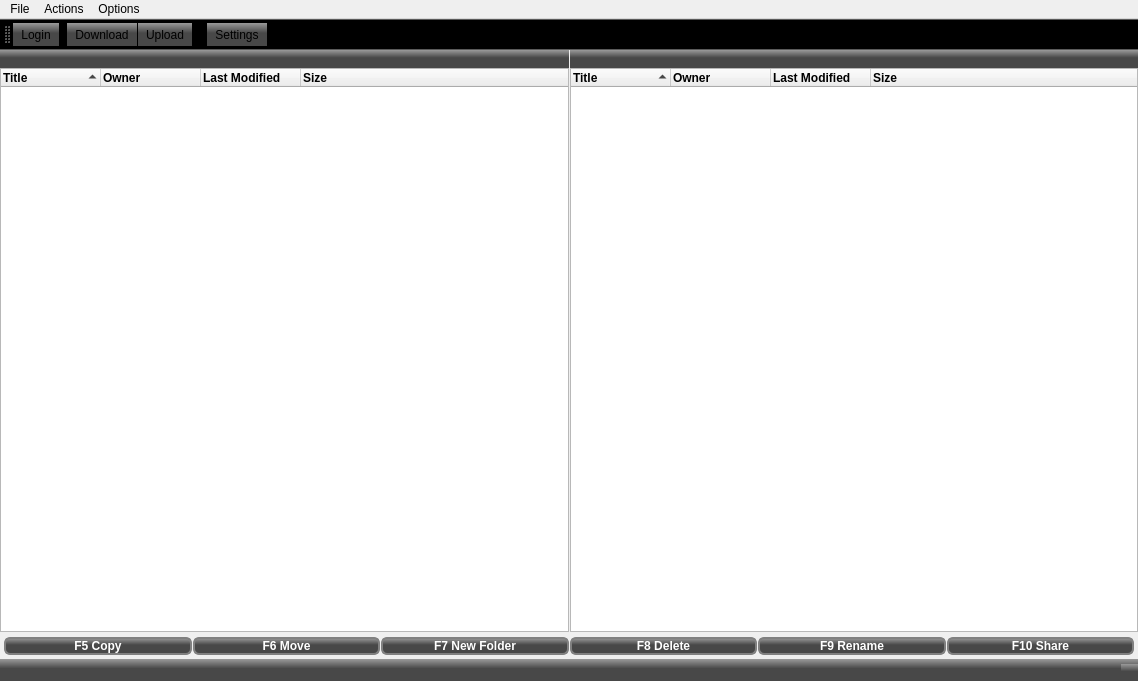
First picture: the form in gui/forms/mainwindow.ui, repository tranter/qt-google-drive, before the edit.
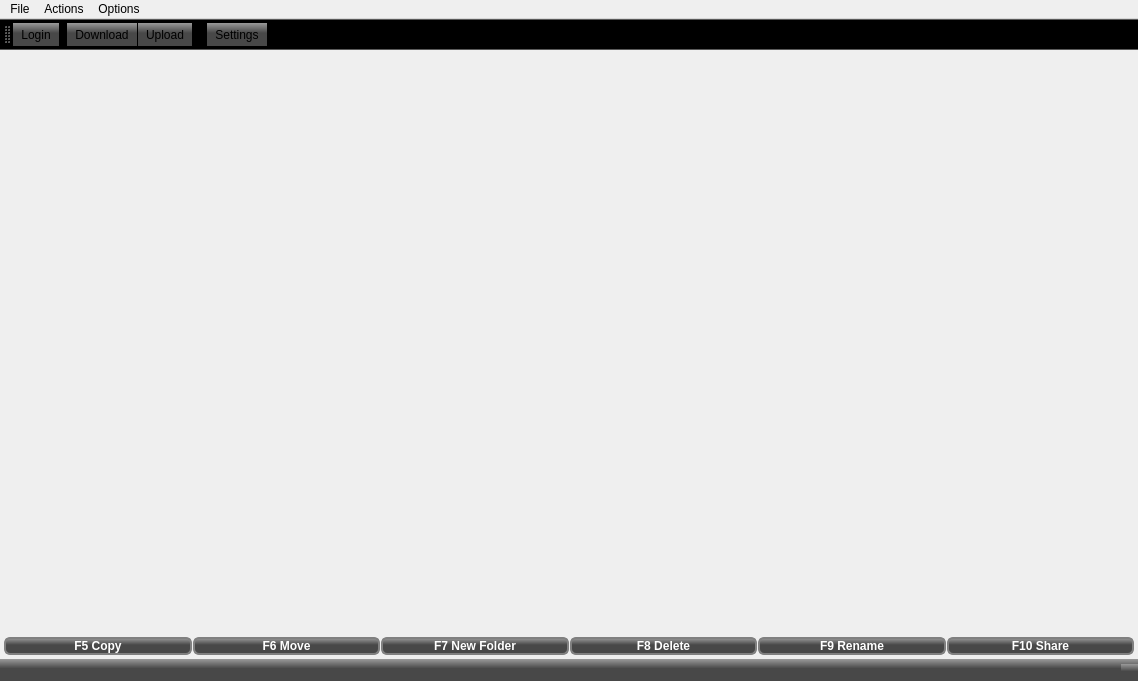
Second picture: the form after the edit. Icons and pictures are not drawn.

Commit message: file panel implementation and integration

```diff
--- a/gui/forms/mainwindow.ui
+++ b/gui/forms/mainwindow.ui
@@ -29,302 +29,51 @@
    <bool>false</bool>
   </property>
   <widget class="QWidget" name="centralWidget">
-   <layout class="QGridLayout" name="gridLayout">
-    <property name="margin">
+   <layout class="QHBoxLayout" name="horizontalLayout">
+    <property name="spacing">
      <number>0</number>
     </property>
-    <property name="spacing">
-     <number>1</number>
+    <property name="leftMargin">
+     <number>0</number>
     </property>
-    <item row="0" column="0" rowspan="2">
-     <layout class="QVBoxLayout" name="leftPanelVLayout" stretch="0,0">
-      <property name="spacing">
+    <property name="topMargin">
        <number>0</number>
       </property>
-      <item>
-       <widget class="QLabel" name="pathLabelLeft">
-        <property name="sizePolicy">
-         <sizepolicy hsizetype="Expanding" vsizetype="Preferred">
-          <horstretch>0</horstretch>
-          <verstretch>3</verstretch>
-         </sizepolicy>
-        </property>
-        <property name="minimumSize">
-         <size>
-          <width>0</width>
-          <height>18</height>
-         </size>
-        </property>
-        <property name="maximumSize">
-         <size>
-          <width>16777215</width>
-          <height>20</height>
-         </size>
-        </property>
-        <property name="font">
-         <font>
-          <family>Arial</family>
-          <pointsize>9</pointsize>
-          <weight>75</weight>
-          <bold>true</bold>
-         </font>
-        </property>
-        <property name="styleSheet">
-         <string notr="true">background-color: qlineargradient(spread:pad, x1:1, y1:0.432, x2:1, y2:0, stop:0 rgba(72, 72, 72, 255), stop:1 rgba(154, 154, 154, 255));
-color: rgb(255, 255, 255);</string>
-        </property>
-        <property name="frameShape">
-         <enum>QFrame::NoFrame</enum>
-        </property>
-        <property name="text">
-         <string/>
-        </property>
-        <property name="textFormat">
-         <enum>Qt::AutoText</enum>
-        </property>
-        <property name="scaledContents">
-         <bool>false</bool>
-        </property>
-        <property name="alignment">
-         <set>Qt::AlignLeading|Qt::AlignLeft|Qt::AlignVCenter</set>
-        </property>
-        <property name="wordWrap">
-         <bool>false</bool>
-        </property>
-        <property name="margin">
-         <number>1</number>
-        </property>
-        <property name="indent">
-         <number>-1</number>
-        </property>
-        <property name="textInteractionFlags">
-         <set>Qt::NoTextInteraction</set>
-        </property>
-       </widget>
-      </item>
+    <property name="rightMargin">
+     <number>0</number>
+    </property>
+    <property name="bottomMargin">
+     <number>4</number>
+    </property>
       <item>
-       <widget class="QTreeWidget" name="filesViewLeft">
-        <property name="sizePolicy">
-         <sizepolicy hsizetype="Expanding" vsizetype="Expanding">
-          <horstretch>0</horstretch>
-          <verstretch>97</verstretch>
-         </sizepolicy>
-        </property>
-        <property name="minimumSize">
-         <size>
-          <width>0</width>
-          <height>0</height>
-         </size>
-        </property>
-        <property name="maximumSize">
-         <size>
-          <width>16777215</width>
-          <height>16777202</height>
-         </size>
-        </property>
-        <property name="font">
-         <font>
-          <family>Arial</family>
-          <pointsize>9</pointsize>
-          <weight>75</weight>
-          <bold>true</bold>
-         </font>
-        </property>
-        <property name="cursor" stdset="0">
-         <cursorShape>PointingHandCursor</cursorShape>
-        </property>
-        <property name="styleSheet">
-         <string notr="true"/>
-        </property>
-        <property name="dragEnabled">
-         <bool>false</bool>
-        </property>
-        <property name="dragDropMode">
-         <enum>QAbstractItemView::DragOnly</enum>
-        </property>
-        <property name="sortingEnabled">
-         <bool>false</bool>
-        </property>
-        <property name="animated">
-         <bool>true</bool>
-        </property>
-        <attribute name="headerDefaultSectionSize">
-         <number>100</number>
-        </attribute>
-        <attribute name="headerHighlightSections">
-         <bool>true</bool>
-        </attribute>
-        <attribute name="headerShowSortIndicator" stdset="0">
-         <bool>true</bool>
-        </attribute>
-        <column>
-         <property name="text">
-          <string>Title</string>
-         </property>
-        </column>
-        <column>
-         <property name="text">
-          <string>Owner</string>
-         </property>
-        </column>
-        <column>
-         <property name="text">
-          <string>Last Modified</string>
-         </property>
-        </column>
-        <column>
-         <property name="text">
-          <string>Size</string>
-         </property>
-        </column>
-       </widget>
-      </item>
-     </layout>
-    </item>
-    <item row="0" column="1" rowspan="2">
-     <layout class="QVBoxLayout" name="rightPanelVLayout">
-      <property name="spacing">
-       <number>0</number>
-      </property>
+     <layout class="QVBoxLayout" name="verticalLayout">
       <item>
-       <widget class="QLabel" name="pathLabelRight">
+       <widget class="QWidget" name="panelsWidget" native="true">
         <property name="sizePolicy">
-         <sizepolicy hsizetype="Expanding" vsizetype="Preferred">
+         <sizepolicy hsizetype="Preferred" vsizetype="Preferred">
           <horstretch>0</horstretch>
-          <verstretch>3</verstretch>
+          <verstretch>90</verstretch>
          </sizepolicy>
         </property>
-        <property name="minimumSize">
-         <size>
-          <width>0</width>
-          <height>18</height>
-         </size>
-        </property>
-        <property name="maximumSize">
-         <size>
-          <width>16777215</width>
-          <height>20</height>
-         </size>
-        </property>
-        <property name="baseSize">
-         <size>
-          <width>0</width>
-          <height>0</height>
-         </size>
-        </property>
-        <property name="font">
-         <font>
-          <family>Arial</family>
-          <pointsize>9</pointsize>
-          <weight>75</weight>
-          <bold>true</bold>
-         </font>
-        </property>
-        <property name="styleSheet">
-         <string notr="true">background-color: qlineargradient(spread:pad, x1:1, y1:0.432, x2:1, y2:0, stop:0 rgba(72, 72, 72, 255), stop:1 rgba(154, 154, 154, 255));
-color: rgb(255, 255, 255);</string>
-        </property>
-        <property name="text">
-         <string/>
-        </property>
-        <property name="textFormat">
-         <enum>Qt::AutoText</enum>
-        </property>
-        <property name="margin">
-         <number>1</number>
-        </property>
        </widget>
       </item>
       <item>
-       <widget class="QTreeWidget" name="filesViewRight">
-        <property name="sizePolicy">
-         <sizepolicy hsizetype="Expanding" vsizetype="Expanding">
-          <horstretch>0</horstretch>
-          <verstretch>97</verstretch>
-         </sizepolicy>
-        </property>
-        <property name="minimumSize">
-         <size>
-          <width>0</width>
-          <height>0</height>
-         </size>
-        </property>
-        <property name="font">
-         <font>
-          <family>Arial</family>
-          <pointsize>9</pointsize>
-          <weight>75</weight>
-          <bold>true</bold>
-         </font>
-        </property>
-        <property name="cursor" stdset="0">
-         <cursorShape>PointingHandCursor</cursorShape>
-        </property>
-        <property name="mouseTracking">
-         <bool>false</bool>
-        </property>
-        <property name="styleSheet">
-         <string notr="true"/>
-        </property>
-        <property name="midLineWidth">
-         <number>-3</number>
-        </property>
-        <property name="dragEnabled">
-         <bool>false</bool>
-        </property>
-        <property name="dragDropMode">
-         <enum>QAbstractItemView::DragOnly</enum>
-        </property>
-        <property name="sortingEnabled">
-         <bool>false</bool>
-        </property>
-        <property name="animated">
-         <bool>true</bool>
-        </property>
-        <attribute name="headerCascadingSectionResizes">
-         <bool>false</bool>
-        </attribute>
-        <attribute name="headerDefaultSectionSize">
-         <number>100</number>
-        </attribute>
-        <attribute name="headerHighlightSections">
-         <bool>false</bool>
-        </attribute>
-        <attribute name="headerShowSortIndicator" stdset="0">
-         <bool>true</bool>
-        </attribute>
-        <column>
-         <property name="text">
-          <string>Title</string>
-         </property>
-        </column>
-        <column>
-         <property name="text">
-          <string>Owner</string>
-         </property>
-        </column>
-        <column>
-         <property name="text">
-          <string>Last Modified</string>
-         </property>
-        </column>
-        <column>
-         <property name="text">
-          <string>Size</string>
-         </property>
-        </column>
-       </widget>
-      </item>
-     </layout>
-    </item>
-    <item row="2" column="0" colspan="2">
      <layout class="QHBoxLayout" name="buttonsHLayout">
       <property name="spacing">
        <number>1</number>
       </property>
-      <property name="margin">
+        <property name="leftMargin">
        <number>4</number>
       </property>
+        <property name="topMargin">
+         <number>0</number>
+        </property>
+        <property name="rightMargin">
+         <number>4</number>
+        </property>
+        <property name="bottomMargin">
+         <number>0</number>
+        </property>
       <item>
        <widget class="QPushButton" name="copyButton">
         <property name="font">
@@ -492,6 +241,8 @@
          <string>F10 Share</string>
         </property>
        </widget>
+        </item>
+       </layout>
       </item>
      </layout>
     </item>
```
Lines whose indentation alone changed are shown as unchanged. The commit also changes 8 other files.
